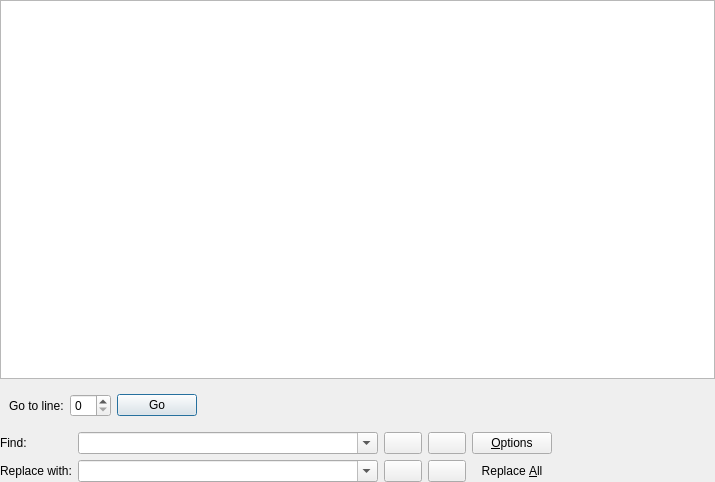
Before: the Qt Designer form src/prymatex/gui/editor/ui_files/editorwidget.ui in prymatex/prymatex, drawn with Qt 5.
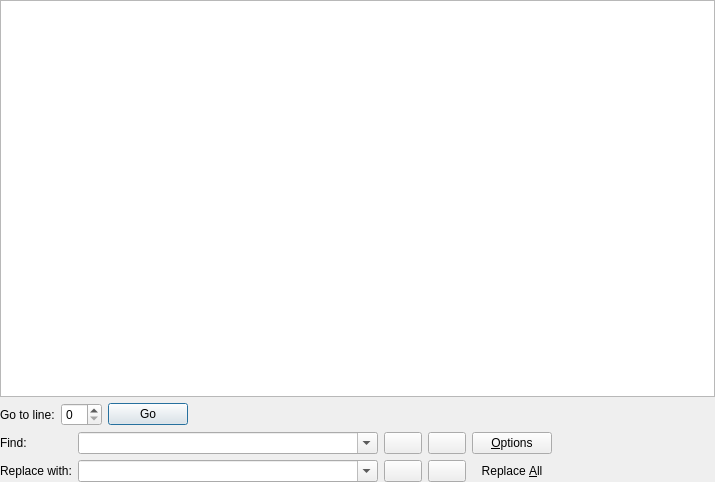
After: the same form once the commit is applied. Icons and pictures are not drawn. Custom widgets are drawn as their Qt base class.

What changed in the file:
```diff
--- a/src/prymatex/gui/editor/ui_files/editorwidget.ui
+++ b/src/prymatex/gui/editor/ui_files/editorwidget.ui
@@ -23,6 +23,9 @@
    <item>
     <widget class="QWidget" name="gotolineWidget" native="true">
      <layout class="QHBoxLayout" name="horizontalLayout">
+      <property name="margin">
+       <number>0</number>
+      </property>
       <item>
        <widget class="QLabel" name="labelGoToLine">
         <property name="text">
```
Left out of the diff: 8 changed lines with no effect on the pictures.
